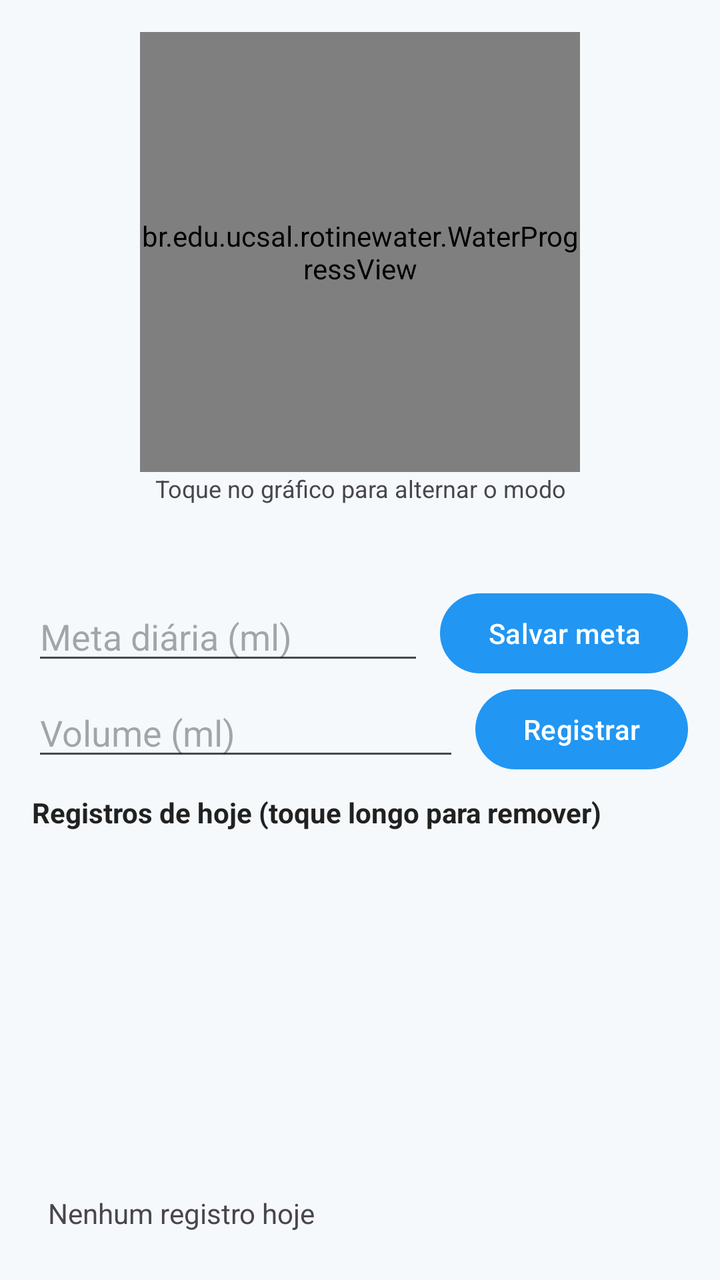
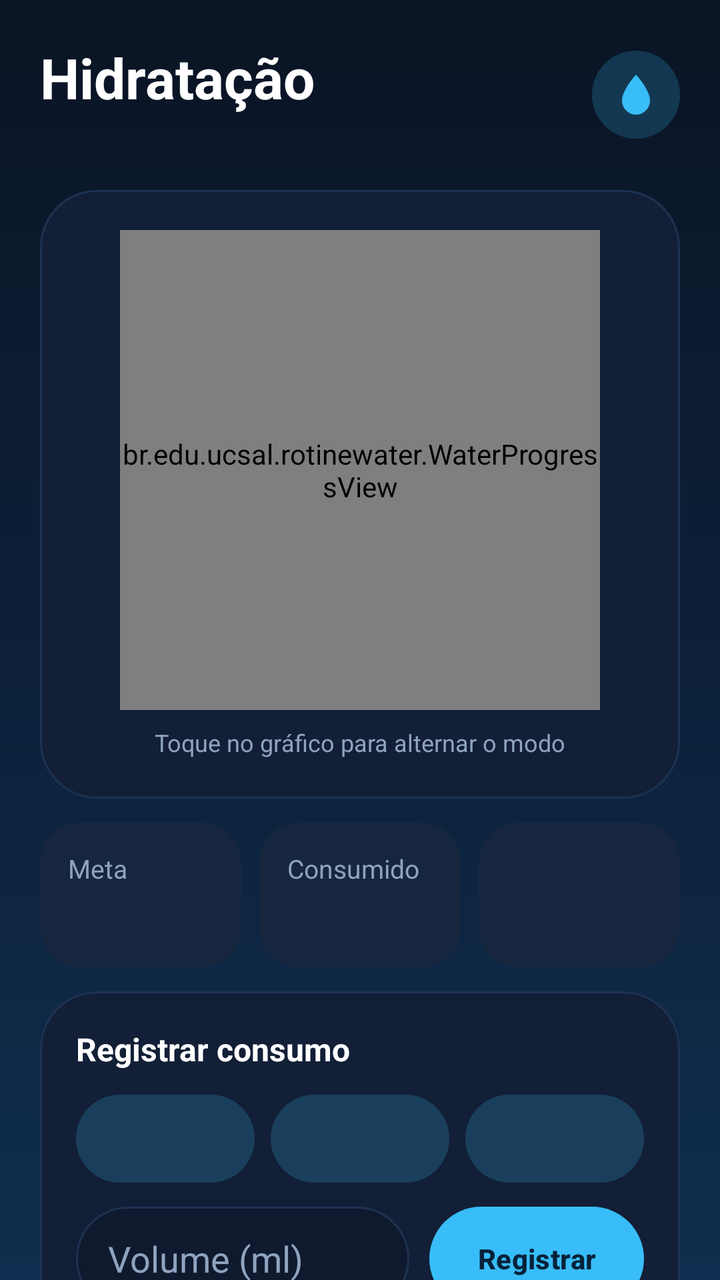

Before-and-after screenshots of an Android layout around one commit, followed by the original layout XML and the change that was made.
<!-- AndroidManifest.xml: application theme Theme.RotineWater -->
<!-- res/layout/activity_main.xml -->
<?xml version="1.0" encoding="utf-8"?>
<LinearLayout xmlns:android="http://schemas.android.com/apk/res/android"
    xmlns:app="http://schemas.android.com/apk/res-auto"
    android:id="@+id/main"
    android:layout_width="match_parent"
    android:layout_height="match_parent"
    android:orientation="vertical"
    android:padding="16dp">

    <br.edu.ucsal.rotinewater.WaterProgressView
        android:id="@+id/waterView"
        android:layout_width="220dp"
        android:layout_height="220dp"
        android:layout_gravity="center_horizontal"
        app:maxValue="2000"
        app:progressColor="@color/water_blue"
        app:textColor="@color/text_dark" />

    <TextView
        android:id="@+id/tvHint"
        android:layout_width="match_parent"
        android:layout_height="wrap_content"
        android:gravity="center"
        android:text="@string/chart_hint"
        android:textSize="12sp" />

    <TextView
        android:id="@+id/tvAlert"
        android:layout_width="match_parent"
        android:layout_height="wrap_content"
        android:layout_marginTop="8dp"
        android:background="@color/alert_red"
        android:gravity="center"
        android:padding="8dp"
        android:textColor="@color/white"
        android:textStyle="bold"
        android:visibility="gone" />

    <TextView
        android:id="@+id/tvTotal"
        android:layout_width="match_parent"
        android:layout_height="wrap_content"
        android:layout_marginTop="8dp"
        android:gravity="center"
        android:textColor="@color/text_dark"
        android:textSize="18sp"
        android:textStyle="bold" />

    <LinearLayout
        android:layout_width="match_parent"
        android:layout_height="wrap_content"
        android:layout_marginTop="8dp"
        android:gravity="center_vertical"
        android:orientation="horizontal">

        <EditText
            android:id="@+id/etGoal"
            android:layout_width="0dp"
            android:layout_height="wrap_content"
            android:layout_weight="1"
            android:hint="@string/goal_hint"
            android:importantForAutofill="no"
            android:inputType="number"
            android:maxLength="5" />

        <Button
            android:id="@+id/btnSaveGoal"
            android:layout_width="wrap_content"
            android:layout_height="wrap_content"
            android:layout_marginStart="8dp"
            android:text="@string/save_goal" />
    </LinearLayout>

    <LinearLayout
        android:layout_width="match_parent"
        android:layout_height="wrap_content"
        android:gravity="center_vertical"
        android:orientation="horizontal">

        <EditText
            android:id="@+id/etVolume"
            android:layout_width="0dp"
            android:layout_height="wrap_content"
            android:layout_weight="1"
            android:hint="@string/volume_hint"
            android:importantForAutofill="no"
            android:inputType="number"
            android:maxLength="5" />

        <Button
            android:id="@+id/btnAddEntry"
            android:layout_width="wrap_content"
            android:layout_height="wrap_content"
            android:layout_marginStart="8dp"
            android:text="@string/add_entry" />
    </LinearLayout>

    <TextView
        android:id="@+id/tvEntriesTitle"
        android:layout_width="match_parent"
        android:layout_height="wrap_content"
        android:layout_marginTop="8dp"
        android:text="@string/entries_title"
        android:textColor="@color/text_dark"
        android:textStyle="bold" />

    <ListView
        android:id="@+id/lvEntries"
        android:layout_width="match_parent"
        android:layout_height="0dp"
        android:layout_weight="1" />

    <TextView
        android:id="@+id/tvEmpty"
        android:layout_width="match_parent"
        android:layout_height="wrap_content"
        android:padding="8dp"
        android:text="@string/empty_entries" />
</LinearLayout>
<!-- resources referenced by this layout -->
<resources>
  <color name="alert_red">#FFD32F2F</color>
  <color name="text_dark">#FF212121</color>
  <color name="water_blue">#FF2196F3</color>
  <color name="white">#FFFFFFFF</color>
  <string name="entries_title">Registros de hoje (toque longo para remover)</string>
  <string name="goal_hint">Meta diária (ml)</string>
  <string name="save_goal">Salvar meta</string>
  <style name="Base.Theme.RotineWater" parent="Theme.Material3.Light.NoActionBar">
          <item name="colorPrimary">@color/water_blue</item>
          <item name="android:windowBackground">@color/screen_background</item>
      </style>
  <color name="screen_background">#FFF5F9FC</color>
  <!-- unchanged entries left out for length: 5 -->
</resources>

<!-- the commit's change to res/layout/activity_main.xml (unified diff, before → after) -->
@@ -1,119 +1,330 @@
 <?xml version="1.0" encoding="utf-8"?>
-<LinearLayout xmlns:android="http://schemas.android.com/apk/res/android"
+<ScrollView xmlns:android="http://schemas.android.com/apk/res/android"
     xmlns:app="http://schemas.android.com/apk/res-auto"
     android:id="@+id/main"
     android:layout_width="match_parent"
     android:layout_height="match_parent"
-    android:orientation="vertical"
-    android:padding="16dp">
-
-    <br.edu.ucsal.rotinewater.WaterProgressView
-        android:id="@+id/waterView"
-        android:layout_width="220dp"
-        android:layout_height="220dp"
-        android:layout_gravity="center_horizontal"
-        app:maxValue="2000"
-        app:progressColor="@color/water_blue"
-        app:textColor="@color/text_dark" />
-
-    <TextView
-        android:id="@+id/tvHint"
-        android:layout_width="match_parent"
-        android:layout_height="wrap_content"
-        android:gravity="center"
-        android:text="@string/chart_hint"
-        android:textSize="12sp" />
-
-    <TextView
-        android:id="@+id/tvAlert"
-        android:layout_width="match_parent"
-        android:layout_height="wrap_content"
-        android:layout_marginTop="8dp"
-        android:background="@color/alert_red"
-        android:gravity="center"
-        android:padding="8dp"
-        android:textColor="@color/white"
-        android:textStyle="bold"
-        android:visibility="gone" />
-
-    <TextView
-        android:id="@+id/tvTotal"
-        android:layout_width="match_parent"
-        android:layout_height="wrap_content"
-        android:layout_marginTop="8dp"
-        android:gravity="center"
-        android:textColor="@color/text_dark"
-        android:textSize="18sp"
-        android:textStyle="bold" />
+    android:clipToPadding="false"
+    android:fillViewport="true"
+    android:scrollbars="none">
 
     <LinearLayout
         android:layout_width="match_parent"
         android:layout_height="wrap_content"
-        android:layout_marginTop="8dp"
-        android:gravity="center_vertical"
-        android:orientation="horizontal">
-
-        <EditText
-            android:id="@+id/etGoal"
-            android:layout_width="0dp"
-            android:layout_height="wrap_content"
-            android:layout_weight="1"
-            android:hint="@string/goal_hint"
-            android:importantForAutofill="no"
-            android:inputType="number"
-            android:maxLength="5" />
-
-        <Button
-            android:id="@+id/btnSaveGoal"
-            android:layout_width="wrap_content"
-            android:layout_height="wrap_content"
-            android:layout_marginStart="8dp"
-            android:text="@string/save_goal" />
+        android:orientation="vertical"
+        android:padding="20dp">
+
+        <LinearLayout
+            android:layout_width="match_parent"
+            android:layout_height="wrap_content"
+            android:gravity="center_vertical"
+            android:orientation="horizontal">
+
+            <LinearLayout
+                android:layout_width="0dp"
+                android:layout_height="wrap_content"
+                android:layout_weight="1"
+                android:orientation="vertical">
+
+                <TextView
+                    android:layout_width="wrap_content"
+                    android:layout_height="wrap_content"
+                    android:text="@string/header_title"
+                    android:textColor="@color/text_primary"
+                    android:textSize="28sp"
+                    android:textStyle="bold" />
+
+                <TextView
+                    android:id="@+id/tvDate"
+                    style="@style/Text.Secondary"
+                    android:layout_width="wrap_content"
+                    android:layout_height="wrap_content" />
+            </LinearLayout>
+
+            <ImageView
+                android:layout_width="44dp"
+                android:layout_height="44dp"
+                android:background="@drawable/bg_icon_circle"
+                android:importantForAccessibility="no"
+                android:padding="10dp"
+                android:src="@drawable/ic_drop" />
+        </LinearLayout>
+
+        <LinearLayout
+            android:layout_width="match_parent"
+            android:layout_height="wrap_content"
+            android:layout_marginTop="20dp"
+            android:background="@drawable/bg_card"
+            android:gravity="center_horizontal"
+            android:orientation="vertical"
+            android:padding="20dp">
+
+            <br.edu.ucsal.rotinewater.WaterProgressView
+                android:id="@+id/waterView"
+                android:layout_width="240dp"
+                android:layout_height="240dp"
+                app:maxValue="2000"
+                app:progressColor="@color/accent"
+                app:textColor="@color/text_primary" />
+
+            <TextView
+                android:id="@+id/tvHint"
+                style="@style/Text.Secondary"
+                android:layout_width="wrap_content"
+                android:layout_height="wrap_content"
+                android:layout_marginTop="8dp"
+                android:text="@string/chart_hint"
+                android:textSize="12sp" />
+        </LinearLayout>
+
+        <TextView
+            android:id="@+id/tvAlert"
+            android:layout_width="match_parent"
+            android:layout_height="wrap_content"
+            android:layout_marginTop="12dp"
+            android:background="@drawable/bg_alert"
+            android:gravity="center"
+            android:padding="14dp"
+            android:textColor="@color/alert_red"
+            android:textStyle="bold"
+            android:visibility="gone" />
+
+        <LinearLayout
+            android:layout_width="match_parent"
+            android:layout_height="wrap_content"
+            android:layout_marginTop="12dp"
+            android:baselineAligned="false"
+            android:orientation="horizontal">
+
+            <LinearLayout
+                android:layout_width="0dp"
+                android:layout_height="wrap_content"
+                android:layout_marginEnd="6dp"
+                android:layout_weight="1"
+                android:background="@drawable/bg_tile"
+                android:orientation="vertical"
+                android:padding="14dp">
+
+                <TextView
+                    style="@style/Text.Secondary"
+                    android:layout_width="wrap_content"
+                    android:layout_height="wrap_content"
+                    android:text="@string/stat_goal" />
+
+                <TextView
+                    android:id="@+id/tvGoalValue"
+                    android:layout_width="wrap_content"
+                    android:layout_height="wrap_content"
+                    android:layout_marginTop="4dp"
+                    android:textColor="@color/text_primary"
+                    android:textSize="17sp"
+                    android:textStyle="bold" />
+            </LinearLayout>
+
+            <LinearLayout
+                android:layout_width="0dp"
+                android:layout_height="wrap_content"
+                android:layout_marginStart="3dp"
+                android:layout_marginEnd="3dp"
+                android:layout_weight="1"
+                android:background="@drawable/bg_tile"
+                android:orientation="vertical"
+                android:padding="14dp">
+
+                <TextView
+                    style="@style/Text.Secondary"
+                    android:layout_width="wrap_content"
+                    android:layout_height="wrap_content"
+                    android:text="@string/stat_total" />
+
+                <TextView
+                    android:id="@+id/tvTotalValue"
+                    android:layout_width="wrap_content"
+                    android:layout_height="wrap_content"
+                    android:layout_marginTop="4dp"
+                    android:textColor="@color/text_primary"
+                    android:textSize="17sp"
+                    android:textStyle="bold" />
+            </LinearLayout>
+
+            <LinearLayout
+                android:layout_width="0dp"
+                android:layout_height="wrap_content"
+                android:layout_marginStart="6dp"
+                android:layout_weight="1"
+                android:background="@drawable/bg_tile"
+                android:orientation="vertical"
+                android:padding="14dp">
+
+                <TextView
+                    android:id="@+id/tvRemainingLabel"
+                    style="@style/Text.Secondary"
+                    android:layout_width="wrap_content"
+                    android:layout_height="wrap_content" />
+
+                <TextView
+                    android:id="@+id/tvRemainingValue"
+                    android:layout_width="wrap_content"
+                    android:layout_height="wrap_content"
+                    android:layout_marginTop="4dp"
+                    android:textColor="@color/text_primary"
+                    android:textSize="17sp"
+                    android:textStyle="bold" />
+            </LinearLayout>
+        </LinearLayout>
+
+        <LinearLayout
+            android:layout_width="match_parent"
+            android:layout_height="wrap_content"
+            android:layout_marginTop="12dp"
+            android:background="@drawable/bg_card"
+            android:orientation="vertical"
+            android:padding="18dp">
+
+            <TextView
+                style="@style/Text.Section"
+                android:layout_width="wrap_content"
+                android:layout_height="wrap_content"
+                android:text="@string/section_register" />
+
+            <LinearLayout
+                android:layout_width="match_parent"
+                android:layout_height="wrap_content"
+                android:layout_marginTop="12dp"
+                android:orientation="horizontal">
+
+                <Button
+                    android:id="@+id/btnQuick1"
+                    style="@style/Widget.RotineWater.Button.Tonal"
+                    android:layout_width="0dp"
+                    android:layout_height="44dp"
+                    android:layout_marginEnd="4dp"
+                    android:layout_weight="1"
+                    android:paddingHorizontal="0dp" />
+
+                <Button
+                    android:id="@+id/btnQuick2"
+                    style="@style/Widget.RotineWater.Button.Tonal"
+                    android:layout_width="0dp"
+                    android:layout_height="44dp"
+                    android:layout_marginStart="4dp"
+                    android:layout_marginEnd="4dp"
+                    android:layout_weight="1"
+                    android:paddingHorizontal="0dp" />
+
+                <Button
+                    android:id="@+id/btnQuick3"
+                    style="@style/Widget.RotineWater.Button.Tonal"
+                    android:layout_width="0dp"
+                    android:layout_height="44dp"
+                    android:layout_marginStart="4dp"
+                    android:layout_weight="1"
+                    android:paddingHorizontal="0dp" />
+            </LinearLayout>
+
+            <LinearLayout
+                android:layout_width="match_parent"
+                android:layout_height="wrap_content"
+                android:layout_marginTop="12dp"
+                android:gravity="center_vertical"
+                android:orientation="horizontal">
+
+                <EditText
+                    android:id="@+id/etVolume"
+                    style="@style/Widget.RotineWater.Input"
+                    android:importantForAutofill="no"
+                    android:layout_width="0dp"
+                    android:layout_height="52dp"
+                    android:layout_weight="1"
+                    android:hint="@string/volume_hint" />
+
+                <Button
+                    android:id="@+id/btnAddEntry"
+                    style="@style/Widget.RotineWater.Button"
+                    android:layout_width="wrap_content"
+                    android:layout_height="52dp"
+                    android:layout_marginStart="10dp"
+                    android:text="@string/add_entry" />
+            </LinearLayout>
+        </LinearLayout>
+
+        <LinearLayout
+            android:layout_width="match_parent"
+            android:layout_height="wrap_content"
+            android:layout_marginTop="12dp"
+            android:background="@drawable/bg_card"
+            android:orientation="vertical"
+            android:padding="18dp">
+
+            <TextView
+                style="@style/Text.Section"
+                android:layout_width="wrap_content"
+                android:layout_height="wrap_content"
+                android:text="@string/section_goal" />
+
+            <LinearLayout
+                android:layout_width="match_parent"
+                android:layout_height="wrap_content"
+                android:layout_marginTop="12dp"
+                android:gravity="center_vertical"
+                android:orientation="horizontal">
+
+                <EditText
+                    android:id="@+id/etGoal"
+                    style="@style/Widget.RotineWater.Input"
+                    android:importantForAutofill="no"
+                    android:layout_width="0dp"
+                    android:layout_height="52dp"
+                    android:layout_weight="1"
+                    android:hint="@string/goal_hint" />
+
+                <Button
+                    android:id="@+id/btnSaveGoal"
+                    style="@style/Widget.RotineWater.Button.Tonal"
+                    android:layout_width="wrap_content"
+                    android:layout_height="52dp"
+                    android:layout_marginStart="10dp"
+                    android:text="@string/save_goal" />
+            </LinearLayout>
+        </LinearLayout>
+
+        <LinearLayout
+            android:layout_width="match_parent"
+            android:layout_height="wrap_content"
+            android:layout_marginTop="12dp"
+            android:background="@drawable/bg_card"
+            android:orientation="vertical"
+            android:padding="18dp">
+
+            <TextView
+                style="@style/Text.Section"
+                android:layout_width="wrap_content"
+                android:layout_height="wrap_content"
+                android:text="@string/entries_title" />
+
+            <TextView
+                style="@style/Text.Secondary"
+                android:layout_width="wrap_content"
+                android:layout_height="wrap_content"
+                android:layout_marginTop="2dp"
+                android:text="@string/entries_hint"
+                android:textSize="12sp" />
+
+            <LinearLayout
+                android:id="@+id/llEntries"
+                android:layout_width="match_parent"
+                android:layout_height="wrap_content"
+                android:orientation="vertical" />
+
+            <TextView
+                android:id="@+id/tvEmpty"
+                style="@style/Text.Secondary"
+                android:layout_width="match_parent"
+                android:layout_height="wrap_content"
+                android:gravity="center"
+                android:paddingTop="16dp"
+                android:paddingBottom="8dp"
+                android:text="@string/empty_entries" />
+        </LinearLayout>
     </LinearLayout>
-
-    <LinearLayout
-        android:layout_width="match_parent"
-        android:layout_height="wrap_content"
-        android:gravity="center_vertical"
-        android:orientation="horizontal">
-
-        <EditText
-            android:id="@+id/etVolume"
-            android:layout_width="0dp"
-            android:layout_height="wrap_content"
-            android:layout_weight="1"
-            android:hint="@string/volume_hint"
-            android:importantForAutofill="no"
-            android:inputType="number"
-            android:maxLength="5" />
-
-        <Button
-            android:id="@+id/btnAddEntry"
-            android:layout_width="wrap_content"
-            android:layout_height="wrap_content"
-            android:layout_marginStart="8dp"
-            android:text="@string/add_entry" />
-    </LinearLayout>
-
-    <TextView
-        android:id="@+id/tvEntriesTitle"
-        android:layout_width="match_parent"
-        android:layout_height="wrap_content"
-        android:layout_marginTop="8dp"
-        android:text="@string/entries_title"
-        android:textColor="@color/text_dark"
-        android:textStyle="bold" />
-
-    <ListView
-        android:id="@+id/lvEntries"
-        android:layout_width="match_parent"
-        android:layout_height="0dp"
-        android:layout_weight="1" />
-
-    <TextView
-        android:id="@+id/tvEmpty"
-        android:layout_width="match_parent"
-        android:layout_height="wrap_content"
-        android:padding="8dp"
-        android:text="@string/empty_entries" />
-</LinearLayout>
+</ScrollView>
<!-- resource entries referenced after the edit -->
@@ -1,17 +1,127 @@
 <!-- resources referenced by this layout -->
 <resources>
-  <color name="alert_red">#FFD32F2F</color>
-  <color name="text_dark">#FF212121</color>
-  <color name="water_blue">#FF2196F3</color>
-  <color name="white">#FFFFFFFF</color>
-  <string name="entries_title">Registros de hoje (toque longo para remover)</string>
-  <string name="goal_hint">Meta diária (ml)</string>
-  <string name="save_goal">Salvar meta</string>
-  <style name="Base.Theme.RotineWater" parent="Theme.Material3.Light.NoActionBar">
-          <item name="colorPrimary">@color/water_blue</item>
-          <item name="android:windowBackground">@color/screen_background</item>
+  <color name="accent">#FF38BDF8</color>
+  <color name="alert_red">#FFFF5A5F</color>
+  <color name="text_primary">#FFFFFFFF</color>
+  <!-- drawable bg_alert (drawable) -->
+  <?xml version="1.0" encoding="utf-8"?>
+  <shape xmlns:android="http://schemas.android.com/apk/res/android"
+      android:shape="rectangle">
+      <solid android:color="@color/alert_bg" />
+      <stroke
+          android:width="1dp"
+          android:color="@color/alert_stroke" />
+      <corners android:radius="18dp" />
+  </shape>
+  <!-- drawable bg_card (drawable) -->
+  <?xml version="1.0" encoding="utf-8"?>
+  <shape xmlns:android="http://schemas.android.com/apk/res/android"
+      android:shape="rectangle">
+      <solid android:color="@color/card" />
+      <stroke
+          android:width="1dp"
+          android:color="@color/card_stroke" />
+      <corners android:radius="28dp" />
+  </shape>
+  <!-- drawable bg_icon_circle (drawable) -->
+  <?xml version="1.0" encoding="utf-8"?>
+  <shape xmlns:android="http://schemas.android.com/apk/res/android"
+      android:shape="oval">
+      <solid android:color="@color/accent_soft" />
+  </shape>
+  <!-- drawable bg_tile (drawable) -->
+  <?xml version="1.0" encoding="utf-8"?>
+  <shape xmlns:android="http://schemas.android.com/apk/res/android"
+      android:shape="rectangle">
+      <solid android:color="@color/tile" />
+      <corners android:radius="20dp" />
+  </shape>
+  <!-- drawable ic_drop (drawable) -->
+  <?xml version="1.0" encoding="utf-8"?>
+  <vector xmlns:android="http://schemas.android.com/apk/res/android"
+      android:width="24dp"
+      android:height="24dp"
+      android:viewportWidth="24"
+      android:viewportHeight="24">
+      <path
+          android:fillColor="@color/accent"
+          android:pathData="M12,2C12,2 5,9.5 5,15a7,7 0 0,0 14,0C19,9.5 12,2 12,2z" />
+  </vector>
+  <string name="entries_hint">Toque longo em um registro para removê-lo</string>
+  <string name="entries_title">Registros de hoje</string>
+  <string name="goal_hint">Meta (ml)</string>
+  <string name="header_title">Hidratação</string>
+  <string name="save_goal">Salvar</string>
+  <string name="section_goal">Meta diária</string>
+  <string name="section_register">Registrar consumo</string>
+  <string name="stat_goal">Meta</string>
+  <string name="stat_total">Consumido</string>
+  <style name="Text.Secondary" parent="">
+          <item name="android:textColor">@color/text_secondary</item>
+          <item name="android:textSize">13sp</item>
       </style>
-  <color name="screen_background">#FFF5F9FC</color>
+  <style name="Text.Section" parent="">
+          <item name="android:textColor">@color/text_primary</item>
+          <item name="android:textSize">16sp</item>
+          <item name="android:textStyle">bold</item>
+      </style>
+  <style name="Widget.RotineWater.Button" parent="Widget.Material3.Button">
+          <item name="backgroundTint">@color/accent</item>
+          <item name="android:textColor">@color/on_accent</item>
+          <item name="android:textStyle">bold</item>
+          <item name="android:insetTop">0dp</item>
+          <item name="android:insetBottom">0dp</item>
+          <item name="cornerRadius">26dp</item>
+      </style>
+  <style name="Widget.RotineWater.Button.Tonal">
+          <item name="backgroundTint">@color/accent_soft</item>
+          <item name="android:textColor">@color/accent</item>
+      </style>
+  <style name="Widget.RotineWater.Input" parent="android:Widget.EditText">
+          <item name="android:background">@drawable/bg_input</item>
+          <item name="android:textColor">@color/text_primary</item>
+          <item name="android:textColorHint">@color/text_secondary</item>
+          <item name="android:paddingStart">16dp</item>
+          <item name="android:paddingEnd">16dp</item>
+          <item name="android:minHeight">52dp</item>
+          <item name="android:inputType">number</item>
+          <item name="android:maxLength">5</item>
+      </style>
+  <color name="alert_bg">#2BFF5A5F</color>
+  <color name="alert_stroke">#66FF5A5F</color>
+  <color name="card">#FF121F36</color>
+  <color name="card_stroke">#FF1E3252</color>
+  <color name="accent_soft">#3338BDF8</color>
+  <color name="tile">#FF17263F</color>
+  <color name="text_secondary">#FF8FA3BF</color>
+  <color name="on_accent">#FF06223A</color>
+  <!-- drawable bg_input (drawable) -->
+  <?xml version="1.0" encoding="utf-8"?>
+  <shape xmlns:android="http://schemas.android.com/apk/res/android"
+      android:shape="rectangle">
+      <solid android:color="@color/input_bg" />
+      <stroke
+          android:width="1dp"
+          android:color="@color/card_stroke" />
+      <corners android:radius="26dp" />
+  </shape>
+  <style name="Base.Theme.RotineWater" parent="Theme.Material3.Dark.NoActionBar">
+          <item name="colorPrimary">@color/accent</item>
+          <item name="colorOnPrimary">@color/on_accent</item>
+          <item name="android:windowBackground">@drawable/bg_screen</item>
+      </style>
+  <color name="input_bg">#FF0F1A2E</color>
+  <!-- drawable bg_screen (drawable) -->
+  <?xml version="1.0" encoding="utf-8"?>
+  <shape xmlns:android="http://schemas.android.com/apk/res/android"
+      android:shape="rectangle">
+      <gradient
+          android:angle="270"
+          android:endColor="@color/bg_bottom"
+          android:startColor="@color/bg_top" />
+  </shape>
+  <color name="bg_bottom">#FF0F2D4E</color>
+  <color name="bg_top">#FF0A1424</color>
   <!-- unchanged entries left out for length: 5 -->
 </resources>
 
